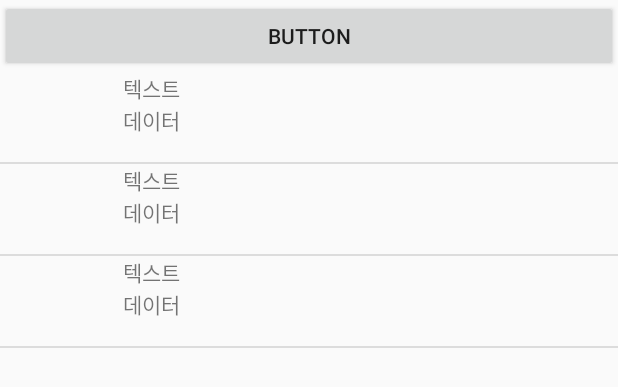
After one commit to gnstjr322/mobile_git, an Android app: the layout search.xml on its own in the app's theme, with its tools: preview values and no code run, on a phone screen of 412 x 824 dp. The commit adds this screen. Shown: the top 387 px of the screen. Run offline under Robolectric (Android 15) with nearby library versions, the phone set to English and light mode, and no system bars.

Commit message:
안드로이드 ver 1.6

```diff
--- a/Android/Oh/app/src/main/java/com/example/myapplication/Main.kt
+++ b/Android/Oh/app/src/main/java/com/example/myapplication/Main.kt
@@ -322,6 +322,7 @@ class Main : AppCompatActivity() {
 
         notificationManager.notify(1234, builder.build())
 
-    }*/
+    }
+*/
 
 }
--- /dev/null
+++ b/Android/Oh/app/src/main/res/layout/item_weather2.xml
@@ -0,0 +1,32 @@
+<?xml version="1.0" encoding="utf-8"?>
+<LinearLayout xmlns:android="http://schemas.android.com/apk/res/android"
+    android:layout_width="match_parent"
+    android:layout_height="wrap_content"
+    android:orientation="horizontal">
+    <ImageView
+        android:id="@+id/iv_text"
+        android:layout_height="60dp"
+        android:layout_width="0dip"
+        android:layout_weight="1"
+        android:scaleType="centerInside"/>
+    <TableLayout
+        android:layout_width="0dip"
+        android:layout_weight="4"
+        android:layout_height="wrap_content">
+        <TextView
+            android:id="@+id/text_text"
+            android:layout_width="wrap_content"
+            android:layout_height="wrap_content"
+            android:text="텍스트" />
+
+        <TextView
+            android:id="@+id/data_text"
+            android:layout_width="wrap_content"
+            android:layout_height="wrap_content"
+            android:text="데이터" />
+
+    </TableLayout>
+
+
+
+</LinearLayout>
--- /dev/null
+++ b/Android/Oh/app/src/main/res/layout/search.xml
@@ -0,0 +1,22 @@
+<?xml version="1.0" encoding="utf-8"?>
+<LinearLayout xmlns:android="http://schemas.android.com/apk/res/android"
+    xmlns:tools="http://schemas.android.com/tools"
+    android:orientation="vertical"
+    android:layout_width="match_parent"
+    android:layout_height="match_parent">
+
+    <Button
+        android:id="@+id/btn_search"
+        android:layout_width="match_parent"
+        android:layout_height="wrap_content"
+        android:text="Button" />
+
+    <ListView
+        android:id="@+id/search_view"
+        tools:listitem="@layout/item_weather2"
+        android:layout_width="match_parent"
+        android:layout_height="match_parent"
+        tools:layout_editor_absoluteX="99dp"
+        tools:layout_editor_absoluteY="206dp" />
+
+</LinearLayout>
```
Also changed, not shown: Android/Oh/app/src/main/java/com/example/myapplication/Name2.kt (added, +18 -0 lines), Android/Oh/app/src/main/java/com/example/myapplication/SearchAdapter.kt (added, +58 -0 lines), Android/Oh/app/src/main/java/com/example/myapplication/TabFragment3.kt (+117 -1 lines), Android/Oh/app/src/main/res/layout/fragment3.xml (+14 -7 lines), 1 other file.
